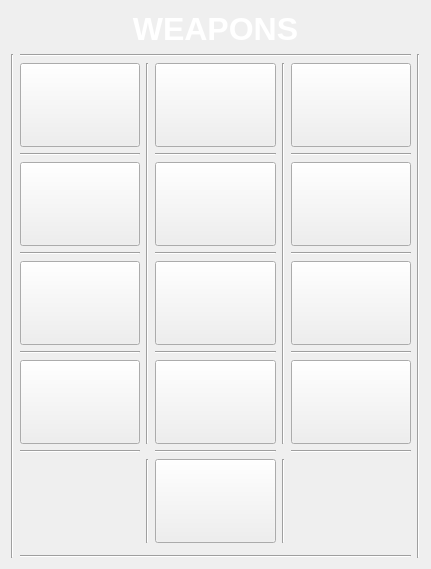
MarcoBiroli/Worms, file WormsWar2/weapon_menu.ui: the form before one commit.
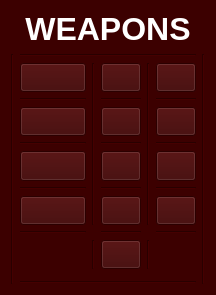
The form after the commit. Icons and pictures are not drawn.

```diff
--- a/WormsWar2/weapon_menu.ui
+++ b/WormsWar2/weapon_menu.ui
@@ -9,10 +9,16 @@
    <rect>
     <x>0</x>
     <y>0</y>
-    <width>431</width>
-    <height>569</height>
+    <width>216</width>
+    <height>295</height>
    </rect>
   </property>
+  <property name="sizePolicy">
+   <sizepolicy hsizetype="Expanding" vsizetype="Expanding">
+    <horstretch>0</horstretch>
+    <verstretch>0</verstretch>
+   </sizepolicy>
+  </property>
   <property name="maximumSize">
    <size>
     <width>453</width>
@@ -23,8 +29,8 @@
    <string>Form</string>
   </property>
   <property name="styleSheet">
-   <string notr="true">background-image: url(:/Images/menu/wood.png)0 0 0 0 stretch stretch;
-border-image: url(:/Images/menu/wood.png) 0 0 0 0 stretch stretch;</string>
+   <string notr="true">background-color: rgb(60, 0, 0);
+border-image: url(:/Images/menu/wood.png)</string>
   </property>
   <layout class="QGridLayout" name="gridLayout">
    <item row="6" column="5">
@@ -164,11 +170,17 @@
    <item row="2" column="1">
     <widget class="QPushButton" name="BazookaButton">
      <property name="sizePolicy">
-      <sizepolicy hsizetype="Minimum" vsizetype="Expanding">
+      <sizepolicy hsizetype="MinimumExpanding" vsizetype="MinimumExpanding">
        <horstretch>0</horstretch>
        <verstretch>0</verstretch>
       </sizepolicy>
      </property>
+     <property name="cursor">
+      <cursorShape>PointingHandCursor</cursorShape>
+     </property>
+     <property name="layoutDirection">
+      <enum>Qt::LeftToRight</enum>
+     </property>
      <property name="styleSheet">
       <string notr="true">border-image: url(:/Images/weapons/Bazooka_right.png) 0 0 0 0 stretch stretch</string>
      </property>
```
